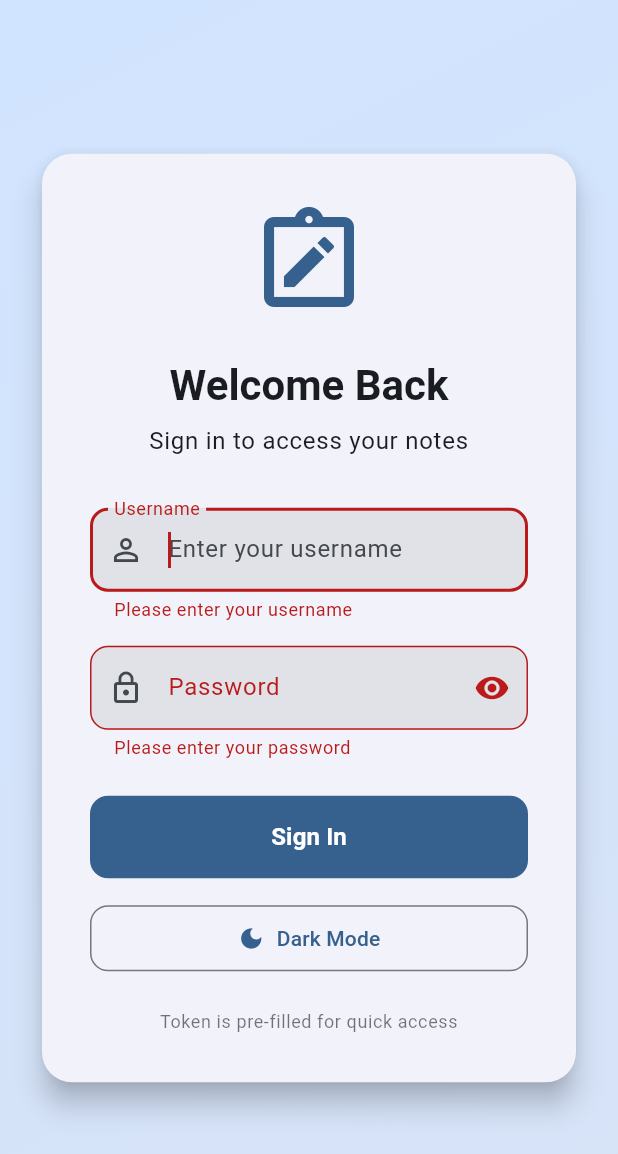
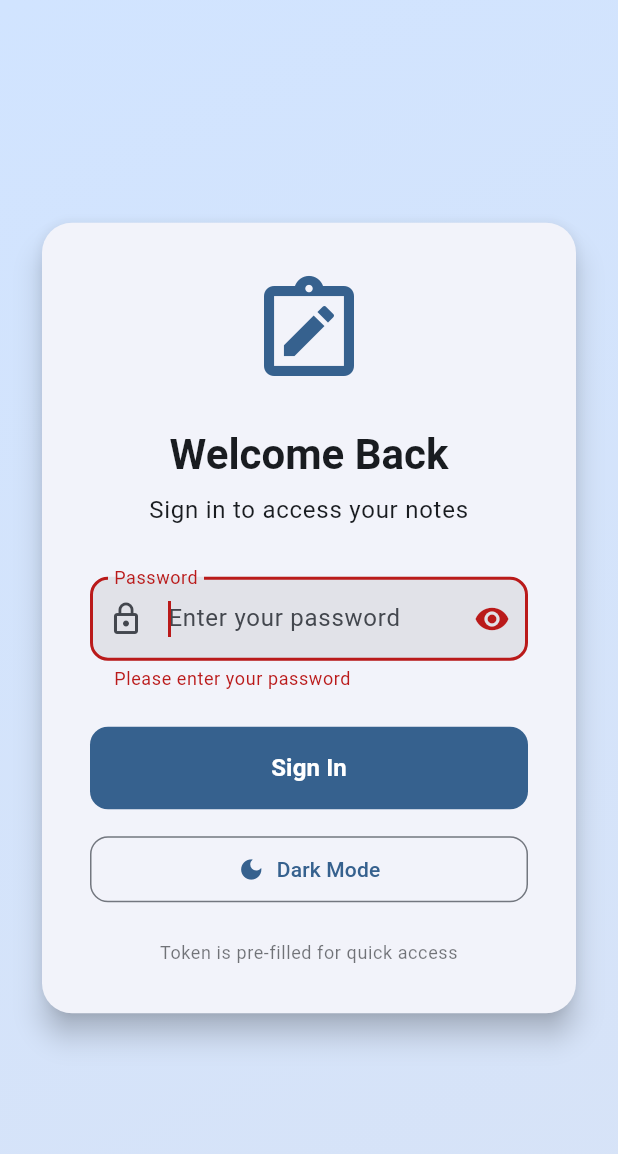
Before and after one commit to bornebyte/notesapp, a Flutter app: the screen it shows after launch, after a tap on "Sign In", on a phone screen of 412 x 824 dp. Shown: the top 1154 px of the screen. Run offline on Flutter 3.47's test engine with Material 3 defaults, Android fonts, the phone set to English and light mode, and no system bars; our stand-ins replace fluttertoast, shared_preferences; network calls fail.

Commit message:
refactor: Simplify login process by removing username input and adjusting API service

```diff
--- a/lib/examples/error_handling_example.dart
+++ b/lib/examples/error_handling_example.dart
@@ -23,7 +23,7 @@ class _ErrorHandlingExampleState extends State<ErrorHandlingExample> {
     });
 
     try {
-      final result = await _apiService.login('testuser', 'testpass');
+      final result = await _apiService.login('testpass');
 
       if (mounted) {
         setState(() {
--- a/lib/screens/login_screen.dart
+++ b/lib/screens/login_screen.dart
@@ -15,7 +15,6 @@ class LoginScreen extends StatefulWidget {
 class _LoginScreenState extends State<LoginScreen>
     with SingleTickerProviderStateMixin {
   final _formKey = GlobalKey<FormState>();
-  final _usernameController = TextEditingController();
   final _passwordController = TextEditingController();
   final ApiService _apiService = ApiService();
   final StorageService _storage = StorageService();
@@ -43,7 +42,6 @@ class _LoginScreenState extends State<LoginScreen>
 
   @override
   void dispose() {
-    _usernameController.dispose();
     _passwordController.dispose();
     _animationController.dispose();
     super.dispose();
@@ -57,10 +55,7 @@ class _LoginScreenState extends State<LoginScreen>
       });
 
       try {
-        final response = await _apiService.login(
-          _usernameController.text.trim(),
-          _passwordController.text,
-        );
+        final response = await _apiService.login(_passwordController.text);
 
         // Save authentication state and token if provided
         if (response['token'] != null) {
@@ -190,28 +185,6 @@ class _LoginScreenState extends State<LoginScreen>
                             ),
                           if (_errorMessage != null) const SizedBox(height: 16),
 
-                          // Username Field
-                          TextFormField(
-                            controller: _usernameController,
-                            decoration: InputDecoration(
-                              labelText: 'Username',
-                              hintText: 'Enter your username',
-                              prefixIcon: const Icon(Icons.person_outline),
-                              border: OutlineInputBorder(
-                                borderRadius: BorderRadius.circular(12),
-                              ),
-                            ),
-                            autofocus: true,
-                            textInputAction: TextInputAction.next,
-                            validator: (value) {
-                              if (value == null || value.isEmpty) {
-                                return 'Please enter your username';
-                              }
-                              return null;
-                            },
-                          ),
-                          const SizedBox(height: 16),
-
                           // Password Field
                           TextFormField(
                             controller: _passwordController,
@@ -236,6 +209,7 @@ class _LoginScreenState extends State<LoginScreen>
                               ),
                             ),
                             obscureText: _obscurePassword,
+                            autofocus: true,
                             textInputAction: TextInputAction.done,
                             onFieldSubmitted: (_) => _handleLogin(),
                             validator: (value) {
--- a/lib/services/api_service.dart
+++ b/lib/services/api_service.dart
@@ -95,17 +95,17 @@ class ApiService {
     return ApiException('An unexpected error occurred: $error');
   }
 
-  // Password-based login
-  Future<Map<String, dynamic>> login(String username, String password) async {
+  // Password-based login (password only, no username)
+  Future<Map<String, dynamic>> login(String password) async {
     try {
       final domain = await baseUrl;
-      final url = '$domain/api/auth';
+      final url = '$domain/api/auth/login';
 
       final response = await http
           .post(
             Uri.parse(url),
             headers: {'Content-Type': 'application/json'},
-            body: json.encode({'username': username, 'password': password}),
+            body: json.encode({'password': password}),
           )
           .timeout(
             const Duration(seconds: 10),
@@ -121,11 +121,7 @@ class ApiService {
         final data = json.decode(response.body);
         return data;
       } else if (response.statusCode == 401) {
-        throw ApiException(
-          'Invalid username or password.',
-          statusCode: 401,
-          type: 'auth',
-        );
+        throw ApiException('Invalid password.', statusCode: 401, type: 'auth');
       } else {
         throw _handleError(null, statusCode: response.statusCode);
       }
```
